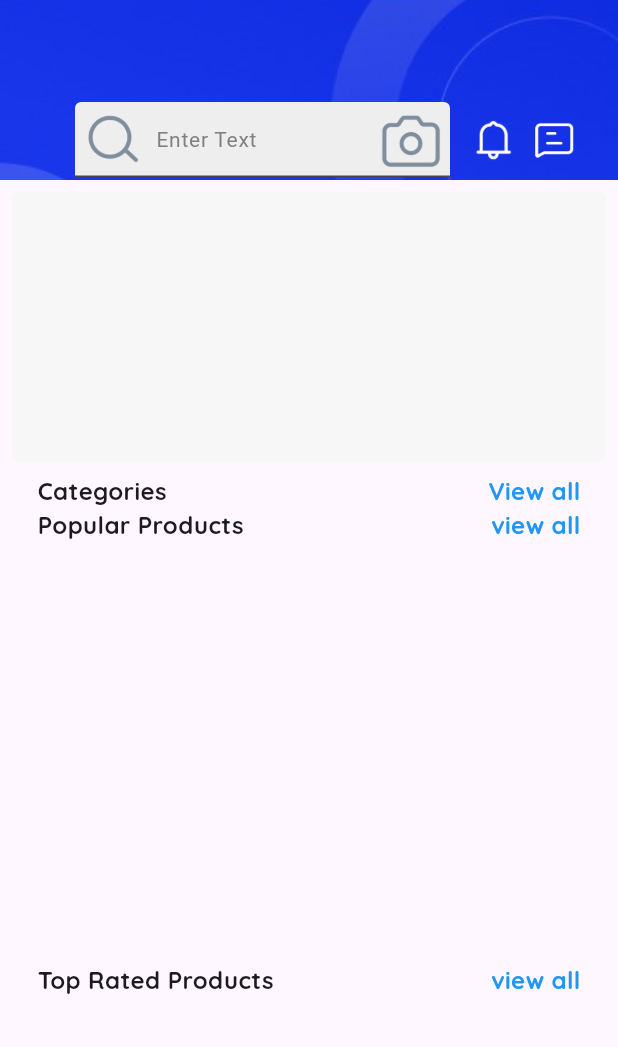
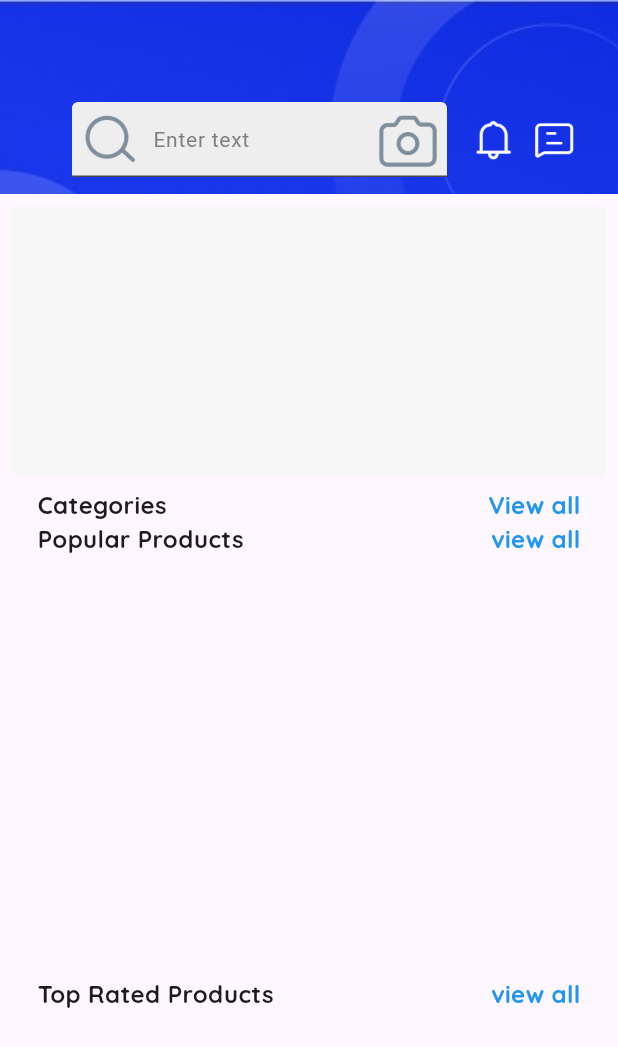
Before and after one commit to shshaheen/Smart-Cart, a Flutter app: the HomeScreen screen opened directly, on a phone screen of 412 x 824 dp. Shown: the top 1047 px of the screen. Run offline on Flutter 3.47's test engine with Material 3 defaults, Android fonts, the light colour scheme and no system bars; our stand-ins replace custom_rating_bar, flutter_riverpod, google_fonts, shared_preferences; accounts and stored records are empty; network calls fail.

Commit message:
Header Fixed and Clear Cart Items

```diff
--- a/lib/views/screens/details/screens/checkout_screen.dart
+++ b/lib/views/screens/details/screens/checkout_screen.dart
@@ -4,7 +4,9 @@ import 'package:google_fonts/google_fonts.dart';
 import 'package:smart_cart/controllers/order_controller.dart';
 import 'package:smart_cart/providers/cart_provider.dart';
 import 'package:smart_cart/providers/user_provider.dart';
+import 'package:smart_cart/services/manage_http_response.dart';
 import 'package:smart_cart/views/screens/details/screens/shipping_address_screen.dart';
+import 'package:smart_cart/views/screens/main_screen.dart';
 
 class CheckoutScreen extends ConsumerStatefulWidget {
   const CheckoutScreen({super.key});
@@ -406,6 +408,15 @@ class _CheckoutScreenState extends ConsumerState<CheckoutScreen> {
                           processing: true,
                           delivered: false,
                           context: context);
+                    }).then((value) {
+                      cartProvierObject.clearCart();
+                      showSnackBar(context, "Order Placed Successfully");
+                      Navigator.push(
+                        context,
+                        MaterialPageRoute(
+                          builder: (context) => const MainScreen(),
+                        ),
+                      );
                     });
                   }
                 },
--- a/lib/views/screens/nav_screens/home_screen.dart
+++ b/lib/views/screens/nav_screens/home_screen.dart
@@ -10,11 +10,15 @@ class HomeScreen extends StatelessWidget {
   const HomeScreen({super.key});
   @override
   Widget build(BuildContext context) {
-    return const Scaffold(
-      body: SingleChildScrollView(
+    return  Scaffold(
+      appBar: PreferredSize(
+        preferredSize: Size.fromHeight(
+          MediaQuery.of(context).size.height * 0.2,
+          ),
+          child: HeaderWidget()),
+      body: const SingleChildScrollView(
         child: Column(
           children: [
-            SizedBox(height: 120, child: HeaderWidget()),
             BannerWidget(),
             CategoryItemWidget(),
             ReusableTextWidget(
--- a/lib/views/screens/nav_screens/widgets/header_widget.dart
+++ b/lib/views/screens/nav_screens/widgets/header_widget.dart
@@ -7,7 +7,7 @@ class HeaderWidget extends StatelessWidget {
   Widget build(BuildContext context) {
     return SizedBox(
       width: MediaQuery.of(context).size.width,
-      height: MediaQuery.of(context).size.height *0.2,
+      // height: MediaQuery.of(context).size.height * 0.20,
       child: Stack(
         children: [
           Image.asset(
@@ -16,74 +16,77 @@ class HeaderWidget extends StatelessWidget {
             fit: BoxFit.cover,
           ),
           Positioned(
-              left: 50,
+            left: 48,
             top: 68,
             child: SizedBox(
               width: 250,
               height: 50,
               child: TextField(
                 decoration: InputDecoration(
-                    hintText: "Enter Text",
-                    hintStyle: TextStyle(
+                  hintText: 'Enter text',
+                  hintStyle: const TextStyle(
                     fontSize: 14,
-                      color: Color(0xFF7F7F7F),
-                    ),
-
-                    contentPadding: EdgeInsets.symmetric(
-                      horizontal: 12,
-                      vertical: 16
-                      ),
-                      prefixIcon: Image.asset('assets/icons/searc1.png'),
-                      suffixIcon: Image.asset('assets/icons/cam.png'),
-                      fillColor: Colors.grey.shade200,
-                      focusColor: Colors.black,
-                      filled: true,
-                  ),
-                )
+                    color: Color(
+                      0xFF7F7F7F,
                     ),
                   ),
-
+                  contentPadding: const EdgeInsets.symmetric(
+                    horizontal: 12,
+                    vertical: 16,
+                  ),
+                  prefixIcon: Image.asset(
+                    'assets/icons/searc1.png',
+                  ),
+                  suffixIcon: Image.asset(
+                    'assets/icons/cam.png',
+                  ),
+                  fillColor: Colors.grey.shade200,
+                  filled: true,
+                  focusColor: Colors.black,
+                ),
+              ),
+            ),
+          ),
           Positioned(
             left: 311,
             top: 78,
             child: Material(
               type: MaterialType.transparency,
               child: InkWell(
-                    onTap: (){},
-                    // overlayColor: WidgetStateProperty.all(Color(0x0c7f79af)),
+                onTap: () {},
                 child: Ink(
+                  width: 31,
                   height: 31,
-                      width: 31,
-                      decoration: BoxDecoration(
-                        image: DecorationImage(image: AssetImage('assets/icons/bell.png'))
+                  decoration: const BoxDecoration(
+                    image: DecorationImage(
+                      image: AssetImage('assets/icons/bell.png'),
                     ),
                   ),
                 ),
-                )),
-
+              ),
+            ),
+          ),
           Positioned(
             left: 354,
             top: 78,
             child: Material(
               type: MaterialType.transparency,
               child: InkWell(
-                    onTap: (){},
-                    // overlayColor: WidgetStateProperty.all(Color(0x0c7f79af)),
+                onTap: () {},
                 child: Ink(
+                  width: 31,
                   height: 31,
-                      width: 31,
-                      decoration: BoxDecoration(
+                  decoration: const BoxDecoration(
                     image: DecorationImage(
                       image: AssetImage('assets/icons/message.png'),
-                          )
                     ),
                   ),
                 ),
-                )),
-
+              ),
+            ),
+          )
         ],
       ),
-
     );
   }
 }
```
Lines whose indentation alone changed are shown as unchanged.
